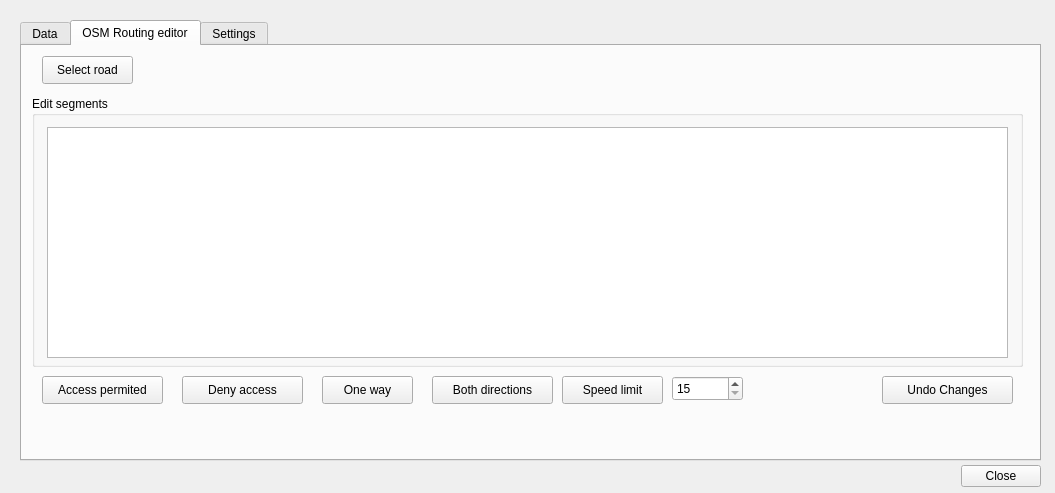
Before: the Qt Designer form osm_routing_editor_dialog_base.ui in tuskjant/OSMEditorForRouting, drawn with Qt 5.
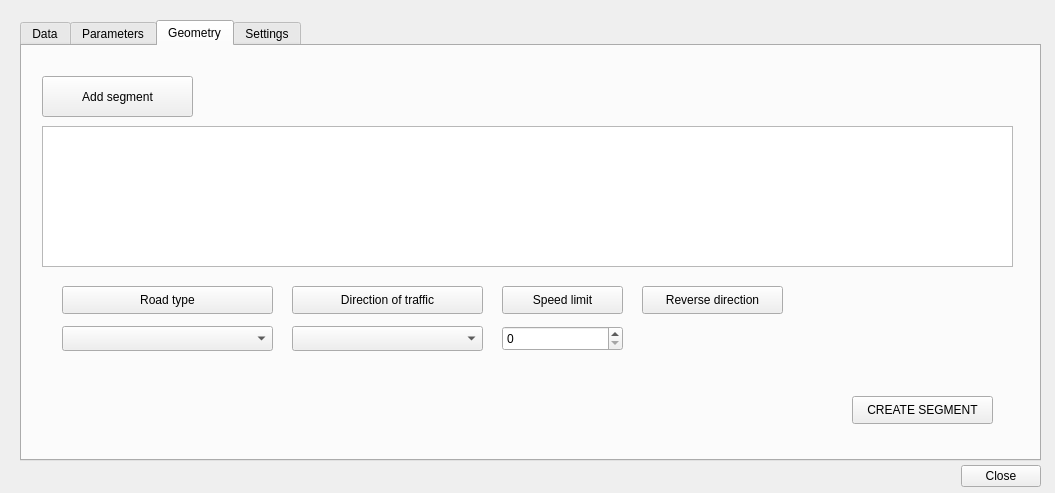
After: the same form once the commit is applied. The open tabs and pages were chosen to show the change. Custom widgets are drawn as their Qt base class.

Commit message: Changed ui to add new functionality: edit geometry and reverse direction

What changed in the file:
```diff
--- a/osm_routing_editor_dialog_base.ui
+++ b/osm_routing_editor_dialog_base.ui
@@ -84,7 +84,7 @@
    </widget>
    <widget class="QWidget" name="tab">
     <attribute name="title">
-     <string>OSM Routing editor</string>
+     <string>Parameters</string>
     </attribute>
     <widget class="QGroupBox" name="groupBox_3">
      <property name="geometry">
@@ -128,7 +128,7 @@
     <widget class="QPushButton" name="pushButtonActiva">
      <property name="geometry">
       <rect>
-       <x>20</x>
+       <x>50</x>
        <y>330</y>
        <width>121</width>
        <height>28</height>
@@ -141,8 +141,8 @@
     <widget class="QPushButton" name="pushButtonDesactiva">
      <property name="geometry">
       <rect>
-       <x>160</x>
-       <y>330</y>
+       <x>50</x>
+       <y>360</y>
        <width>121</width>
        <height>28</height>
       </rect>
@@ -154,9 +154,9 @@
     <widget class="QPushButton" name="pushButtonOneWay">
      <property name="geometry">
       <rect>
-       <x>300</x>
+       <x>230</x>
        <y>330</y>
-       <width>91</width>
+       <width>121</width>
        <height>28</height>
       </rect>
      </property>
@@ -167,8 +167,8 @@
     <widget class="QPushButton" name="pushButton_BothDirections">
      <property name="geometry">
       <rect>
-       <x>410</x>
-       <y>330</y>
+       <x>230</x>
+       <y>360</y>
        <width>121</width>
        <height>28</height>
       </rect>
@@ -180,9 +180,9 @@
     <widget class="QSpinBox" name="spinBoxSpeed">
      <property name="geometry">
       <rect>
-       <x>650</x>
-       <y>330</y>
-       <width>71</width>
+       <x>420</x>
+       <y>360</y>
+       <width>101</width>
        <height>25</height>
       </rect>
      </property>
@@ -212,7 +212,7 @@
     <widget class="QPushButton" name="pushButtonMaxSpeed">
      <property name="geometry">
       <rect>
-       <x>540</x>
+       <x>420</x>
        <y>330</y>
        <width>101</width>
        <height>28</height>
@@ -220,6 +220,148 @@
      </property>
      <property name="text">
       <string>Speed limit</string>
+     </property>
+    </widget>
+    <widget class="QPushButton" name="pushButtonDirection">
+     <property name="geometry">
+      <rect>
+       <x>590</x>
+       <y>330</y>
+       <width>141</width>
+       <height>28</height>
+      </rect>
+     </property>
+     <property name="text">
+      <string>Reverse direction</string>
+     </property>
+    </widget>
+   </widget>
+   <widget class="QWidget" name="tab_4">
+    <attribute name="title">
+     <string>Geometry</string>
+    </attribute>
+    <widget class="QPushButton" name="pushButton">
+     <property name="geometry">
+      <rect>
+       <x>20</x>
+       <y>30</y>
+       <width>151</width>
+       <height>41</height>
+      </rect>
+     </property>
+     <property name="text">
+      <string>Add segment</string>
+     </property>
+    </widget>
+    <widget class="QTableView" name="tableView_2">
+     <property name="geometry">
+      <rect>
+       <x>20</x>
+       <y>80</y>
+       <width>971</width>
+       <height>141</height>
+      </rect>
+     </property>
+    </widget>
+    <widget class="QPushButton" name="pushButtonRoadType">
+     <property name="geometry">
+      <rect>
+       <x>40</x>
+       <y>240</y>
+       <width>211</width>
+       <height>28</height>
+      </rect>
+     </property>
+     <property name="text">
+      <string>Road type</string>
+     </property>
+    </widget>
+    <widget class="QComboBox" name="comboBoxRoadType">
+     <property name="geometry">
+      <rect>
+       <x>40</x>
+       <y>280</y>
+       <width>211</width>
+       <height>25</height>
+      </rect>
+     </property>
+    </widget>
+    <widget class="QComboBox" name="comboBox">
+     <property name="geometry">
+      <rect>
+       <x>270</x>
+       <y>280</y>
+       <width>191</width>
+       <height>25</height>
+      </rect>
+     </property>
+    </widget>
+    <widget class="QPushButton" name="pushButton_direction">
+     <property name="geometry">
+      <rect>
+       <x>270</x>
+       <y>240</y>
+       <width>191</width>
+       <height>28</height>
+      </rect>
+     </property>
+     <property name="text">
+      <string>Direction of traffic</string>
+     </property>
+    </widget>
+    <widget class="QSpinBox" name="spinBox">
+     <property name="geometry">
+      <rect>
+       <x>480</x>
+       <y>280</y>
+       <width>121</width>
+       <height>25</height>
+      </rect>
+     </property>
+     <property name="maximum">
+      <number>120</number>
+     </property>
+     <property name="singleStep">
+      <number>5</number>
+     </property>
+    </widget>
+    <widget class="QPushButton" name="pushButton_SpeedLimit">
+     <property name="geometry">
+      <rect>
+       <x>480</x>
+       <y>240</y>
+       <width>121</width>
+       <height>28</height>
+      </rect>
+     </property>
+     <property name="text">
+      <string>Speed limit</string>
+     </property>
+    </widget>
+    <widget class="QPushButton" name="pushButton_Reverse">
+     <property name="geometry">
+      <rect>
+       <x>620</x>
+       <y>240</y>
+       <width>141</width>
+       <height>28</height>
+      </rect>
+     </property>
+     <property name="text">
+      <string>Reverse direction</string>
+     </property>
+    </widget>
+    <widget class="QPushButton" name="pushButton_create">
+     <property name="geometry">
+      <rect>
+       <x>830</x>
+       <y>350</y>
+       <width>141</width>
+       <height>28</height>
+      </rect>
+     </property>
+     <property name="text">
+      <string>CREATE SEGMENT</string>
      </property>
     </widget>
    </widget>
```
